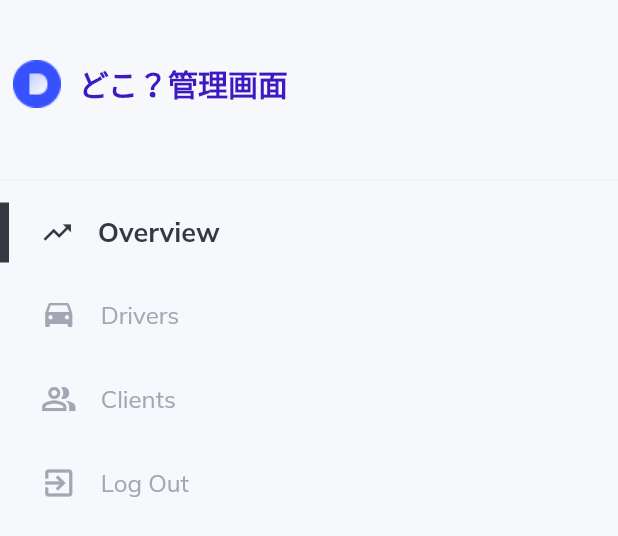
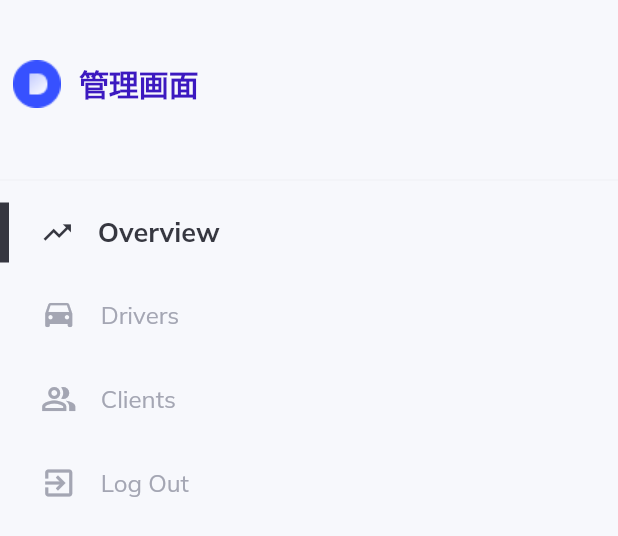
Before and after one commit to ERy03/Flutter-Web-Admin-Page, a Flutter app: the SideMenu widget shown alone on an empty page, opened directly, on a phone screen of 412 x 824 dp. Shown: the top 536 px of the screen. Run offline on Flutter 3.47's test engine with Material 2 defaults, Android fonts, the phone set to English and light mode, and no system bars; our stand-ins replace get, google_fonts.

```diff
--- a/lib/layout.dart
+++ b/lib/layout.dart
@@ -1,4 +1,5 @@
 import 'package:flutter/material.dart';
+import 'package:flutter_web_admin_page/widgets/side_menu.dart';
 
 import 'helpers/responsiveness.dart';
 import 'widgets/large_screen.dart';
@@ -15,7 +16,9 @@ class SiteLayout extends StatelessWidget {
     return Scaffold(
       key: scaffoldKey,
       appBar: topNavigationBar(context, scaffoldKey),
-      drawer: Drawer(),
+      drawer: Drawer(
+        child: SideMenu(),
+      ),
       body: ResponsiveWidget(
         largeScreen: LargeScreen(),
         smallScreen: SmallScreen(),
--- a/lib/widgets/large_screen.dart
+++ b/lib/widgets/large_screen.dart
@@ -15,7 +15,7 @@ class LargeScreen extends StatelessWidget {
         Expanded(
           flex: 5,
           child: Container(
-            color: Colors.yellow,
+            color: Colors.deepOrange,
           ),
         ),
       ],
--- a/lib/widgets/side_menu.dart
+++ b/lib/widgets/side_menu.dart
@@ -37,7 +37,7 @@ class SideMenu extends StatelessWidget {
                     ),
                     Flexible(
                       child: CustomText(
-                        text: "どこ？管理画面",
+                        text: "管理画面",
                         size: 20,
                         weight: FontWeight.bold,
                         color: active,
```
